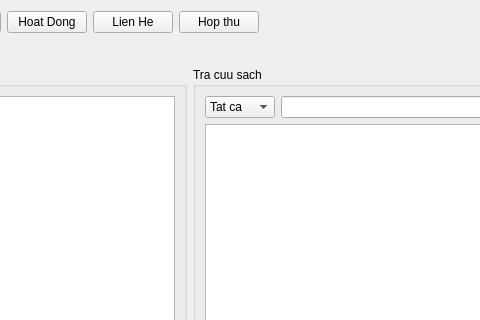
quocanh1897/LibraryPro---Qt-app, file Qt GUI/LIBPRO/reader.ui: the form before one commit; both pictures show x 90 to 570 and y 0 to 320 of the 738 by 508 pixel window.
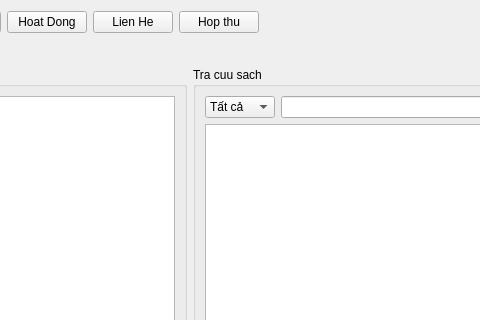
The form after the commit. Icons and pictures are not drawn.

```diff
--- a/Qt GUI/LIBPRO/reader.ui
+++ b/Qt GUI/LIBPRO/reader.ui
@@ -183,7 +183,7 @@
             </property>
             <item>
              <property name="text">
-              <string>Tat ca</string>
+              <string>Tất cả</string>
              </property>
             </item>
             <item>
```
Left out of the diff: 40 changed lines with no effect on the pictures.
